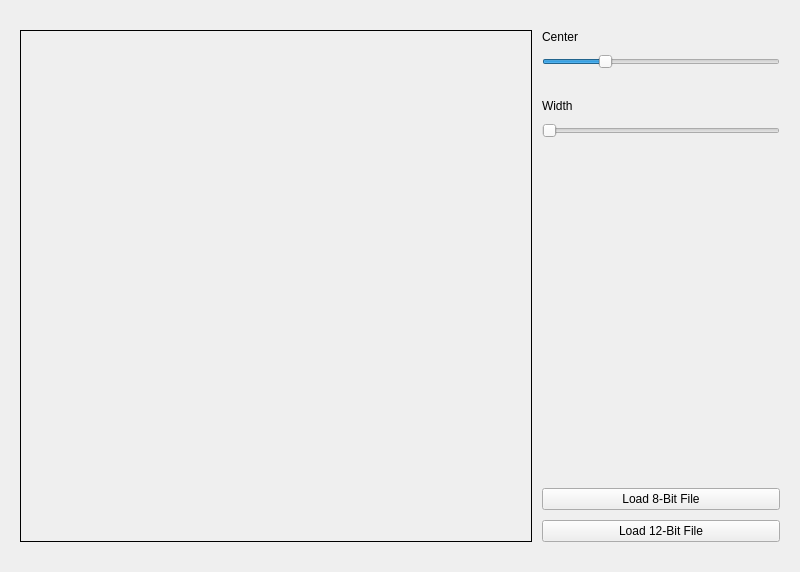
The window that widget.ui (clemenskoehler/soimed) describes before a commit, drawn with Qt 5.
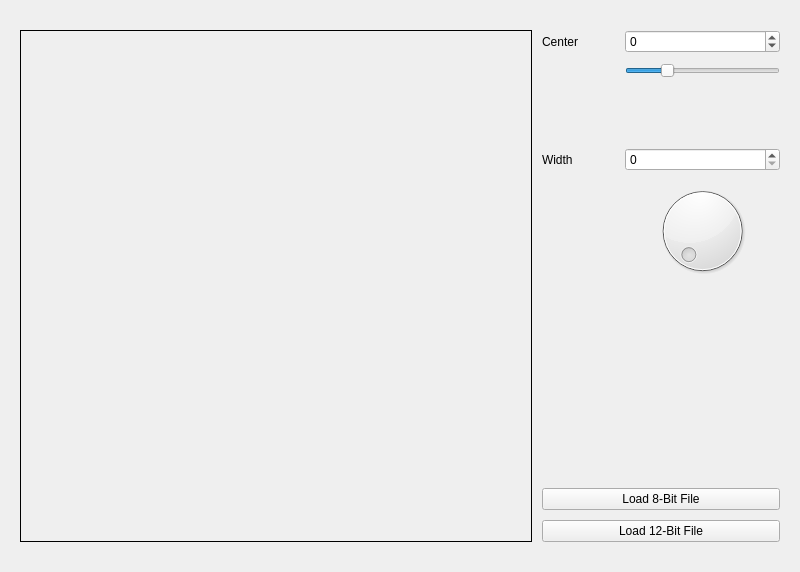
The same window after the commit.

```diff
--- a/widget.ui
+++ b/widget.ui
@@ -85,28 +85,28 @@
     </widget>
    </item>
    <item row="0" column="1">
-    <layout class="QVBoxLayout" name="verticalLayout">
-     <item>
-      <widget class="QLabel" name="label_center">
+    <layout class="QGridLayout" name="gridLayout">
+     <item row="0" column="1" colspan="2">
+      <widget class="QSpinBox" name="center_spinBox">
+       <property name="minimum">
+        <number>-1024</number>
+       </property>
+       <property name="maximum">
+        <number>3071</number>
+       </property>
+      </widget>
+     </item>
+     <item row="0" column="0">
+      <widget class="QLabel" name="center_label">
        <property name="text">
         <string>Center</string>
        </property>
-      </widget>
-     </item>
-     <item>
-      <widget class="QSlider" name="horizontalSlider_center">
-       <property name="minimum">
-        <number>-1024</number>
+       <property name="alignment">
+        <set>Qt::AlignmentFlag::AlignLeading|Qt::AlignmentFlag::AlignLeft|Qt::AlignmentFlag::AlignVCenter</set>
        </property>
-       <property name="maximum">
-        <number>3071</number>
-       </property>
-       <property name="orientation">
-        <enum>Qt::Orientation::Horizontal</enum>
-       </property>
       </widget>
      </item>
-     <item>
+     <item row="4" column="0">
       <spacer name="verticalSpacer_2">
        <property name="orientation">
         <enum>Qt::Orientation::Vertical</enum>
@@ -117,26 +117,42 @@
        <property name="sizeHint" stdset="0">
         <size>
          <width>20</width>
-         <height>20</height>
+         <height>60</height>
         </size>
        </property>
       </spacer>
      </item>
-     <item>
-      <widget class="QLabel" name="label_width">
+     <item row="1" column="1" colspan="2">
+      <widget class="QSlider" name="center_horizontalSlider">
+       <property name="minimum">
+        <number>-1024</number>
+       </property>
+       <property name="maximum">
+        <number>3071</number>
+       </property>
+       <property name="orientation">
+        <enum>Qt::Orientation::Horizontal</enum>
+       </property>
+      </widget>
+     </item>
+     <item row="5" column="0">
+      <widget class="QLabel" name="width_label">
        <property name="text">
         <string>Width</string>
        </property>
+       <property name="alignment">
+        <set>Qt::AlignmentFlag::AlignLeading|Qt::AlignmentFlag::AlignLeft|Qt::AlignmentFlag::AlignVCenter</set>
+       </property>
       </widget>
      </item>
-     <item>
-      <widget class="QSlider" name="horizontalSlider_width">
-       <property name="orientation">
-        <enum>Qt::Orientation::Horizontal</enum>
+     <item row="5" column="1" colspan="2">
+      <widget class="QSpinBox" name="width_spinBox">
+       <property name="maximum">
+        <number>4095</number>
        </property>
       </widget>
      </item>
-     <item>
+     <item row="8" column="0">
       <spacer name="verticalSpacer">
        <property name="orientation">
         <enum>Qt::Orientation::Vertical</enum>
@@ -149,20 +165,7 @@
        </property>
       </spacer>
      </item>
-     <item>
-      <widget class="QPushButton" name="pushButton_load8BitFile">
-       <property name="sizePolicy">
-        <sizepolicy hsizetype="Preferred" vsizetype="Preferred">
-         <horstretch>0</horstretch>
-         <verstretch>0</verstretch>
-        </sizepolicy>
-       </property>
-       <property name="text">
-        <string>Load 8-Bit File</string>
-       </property>
-      </widget>
-     </item>
-     <item>
+     <item row="11" column="0" colspan="3">
       <widget class="QPushButton" name="pushButton_load12BitFile">
        <property name="sizePolicy">
         <sizepolicy hsizetype="Preferred" vsizetype="Preferred">
@@ -175,6 +178,26 @@
        </property>
       </widget>
      </item>
+     <item row="9" column="0" colspan="3">
+      <widget class="QPushButton" name="pushButton_load8BitFile">
+       <property name="sizePolicy">
+        <sizepolicy hsizetype="Preferred" vsizetype="Preferred">
+         <horstretch>0</horstretch>
+         <verstretch>0</verstretch>
+        </sizepolicy>
+       </property>
+       <property name="text">
+        <string>Load 8-Bit File</string>
+       </property>
+      </widget>
+     </item>
+     <item row="6" column="1" colspan="2">
+      <widget class="QDial" name="width_dial">
+       <property name="maximum">
+        <number>4095</number>
+       </property>
+      </widget>
+     </item>
     </layout>
    </item>
   </layout>
```
